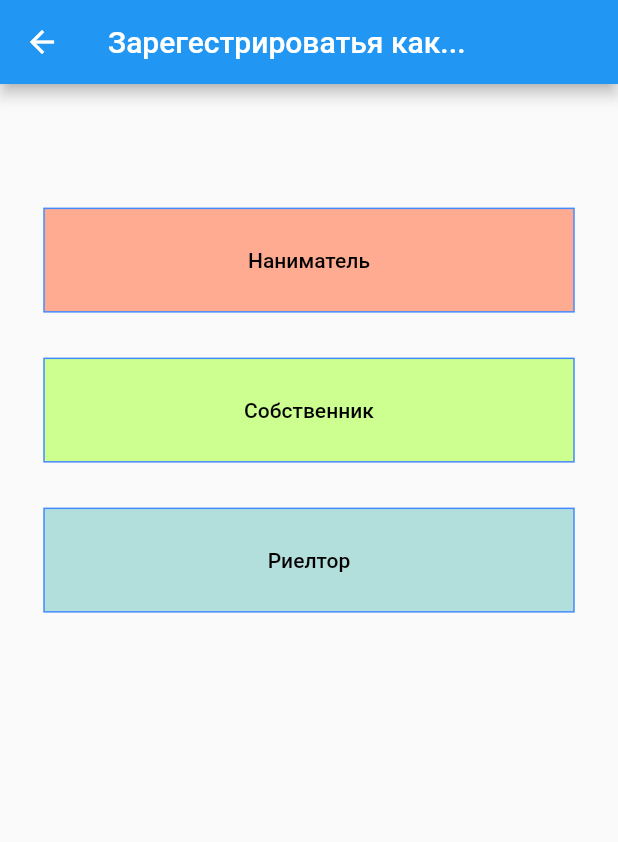
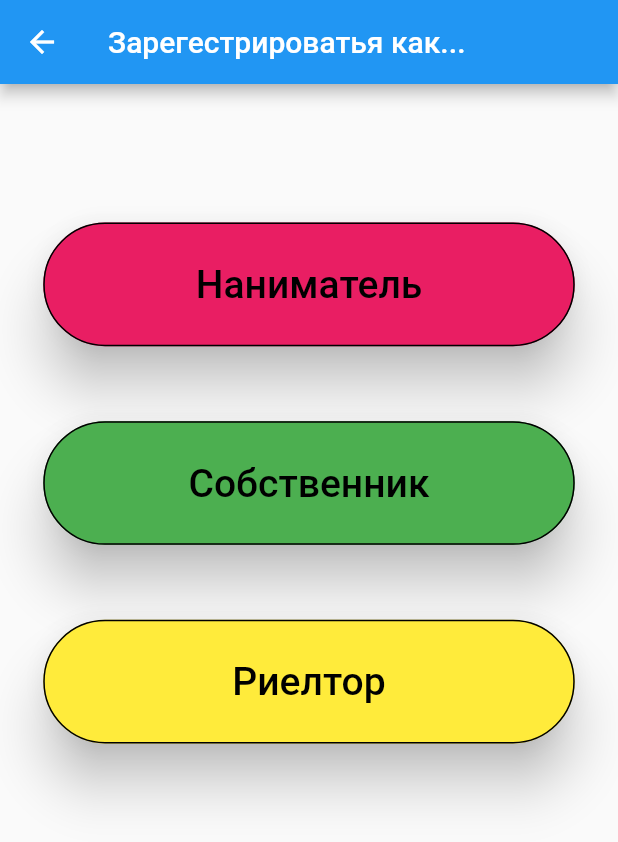
Before and after one commit to dmitryudin/alerent_client_app, a Flutter app: the RegisterScreen screen opened directly, on a phone screen of 412 x 824 dp. Shown: the top 842 px of the screen. Run offline on Flutter 3.47's test engine with Material 2 defaults, Android fonts, the phone set to English and light mode, and no system bars; our stand-ins replace image_picker; network calls fail.

Commit message:
Стабильная версия с галереей

```diff
--- a/lib/register_screen/register_as_realtor.dart
+++ b/lib/register_screen/register_as_realtor.dart
@@ -68,10 +68,12 @@ class MyScreen extends State<RegisterScreenAsRealtor>{
                   child: GestureDetector(
                       onTap: ()  async {
                         image = await _picker.pickImage(source: ImageSource.gallery);
-                        _user.imageBytes = File(image!.path).readAsBytesSync();
+
+
                         avatar='Аватар';
 
                         setState(() {
+                          _user.photo.add(File(image!.path));
                         });
                       },
                       child: Column(
--- a/lib/register_screen/register_screen.dart
+++ b/lib/register_screen/register_screen.dart
@@ -1,34 +1,26 @@
-import 'dart:io';
 import 'package:client/mainscreen/main_screen_owner.dart';
 import 'package:client/register_screen/register_as_realtor.dart';
 import 'package:client/register_screen/register_as_user.dart';
 import 'package:flutter/cupertino.dart';
 import 'package:flutter/material.dart';
-import 'package:image_picker/image_picker.dart';
+
 import '../users/user_object.dart';
 
-class RegisterScreen extends StatefulWidget{
+class RegisterScreen extends StatefulWidget {
   const RegisterScreen({Key? key}) : super(key: key);
 
   @override
   MyScreen createState() {
-
     return MyScreen();
   }
-
 }
 
-
-class MyScreen extends State<RegisterScreen>{
-  final ImagePicker _picker = ImagePicker();
-  XFile? image;
-  static String avatar = 'Загрузите аватарку';
-  User _user = User();
-
+class MyScreen extends State<RegisterScreen> {
   @override
   void initState() {
     super.initState();
   }
+
   @override
   Widget build(BuildContext context) {
     double width = MediaQuery.of(context).size.width;
@@ -39,65 +31,104 @@ class MyScreen extends State<RegisterScreen>{
           title: const Text('Зарегестрироватья как...'),
         ),
         body: ListView(
-            padding: EdgeInsets.symmetric(vertical: height*0.1, horizontal: width*0.07),
+            padding: EdgeInsets.symmetric(
+                vertical: height * 0.1, horizontal: width * 0.07),
             children: <Widget>[
               Container(
-                  decoration: BoxDecoration(
-                      border: Border.all(color: Colors.blueAccent),
-                      color: Colors.deepOrange[200],
-                  ),
-                  padding: const EdgeInsets.symmetric(vertical: 10, horizontal: 0),
+                  padding:
+                      const EdgeInsets.symmetric(vertical: 10, horizontal: 0),
                   child: TextButton(
+                    style: ButtonStyle(
+                        fixedSize: MaterialStateProperty.all(
+                            Size(height * 0.5, height * 0.1)),
+                        elevation: MaterialStateProperty.all(15),
+                        backgroundColor:
+                            MaterialStateProperty.all(Colors.pink),
+                        shape:
+                            MaterialStateProperty.all<RoundedRectangleBorder>(
+                          RoundedRectangleBorder(
+                            borderRadius: BorderRadius.circular(50.0),
+                            side: BorderSide(color: Colors.black),
+                          ),
+                        )),
+                    child: const Text("Наниматель",
+                        style: TextStyle(
+                          color: Colors.black, // зеленый цвет текста
+                          fontSize: 26, // высота шрифта 26
+                          // черный цвет фона текста
+                        )),
+                    onPressed: () {
+                      setState(() {});
 
+                      Navigator.push(
+                          context,
+                          MaterialPageRoute(
+                              builder: (context) => RegisterScreenAsUser()));
+                    },
+                  )),
+              Container(
+                  margin:
+                      const EdgeInsets.symmetric(vertical: 30, horizontal: 0),
+                  decoration: BoxDecoration(),
+                  padding:
+                      const EdgeInsets.symmetric(vertical: 10, horizontal: 0),
+                  child: TextButton(
                     style: ButtonStyle(
-                      foregroundColor: MaterialStateProperty.all<Color>(Colors.black),
-                    ),
-                    child:const Text("Наниматель"),
+                        fixedSize: MaterialStateProperty.all(
+                            Size(height * 0.5, height * 0.1)),
+                        elevation: MaterialStateProperty.all(15),
+                        backgroundColor:
+                            MaterialStateProperty.all(Colors.green),
+                        shape:
+                            MaterialStateProperty.all<RoundedRectangleBorder>(
+                          RoundedRectangleBorder(
+                            borderRadius: BorderRadius.circular(50.0),
+                            side: BorderSide(color: Colors.black),
+                          ),
+                        )),
+                    child: const Text("Собственник",
+                        style: TextStyle(
+                          color: Colors.black, // зеленый цвет текста
+                          fontSize: 26, // высота шрифта 26
+                          // черный цвет фона текста
+                        )),
                     onPressed: () {
-                      Navigator.push(context, MaterialPageRoute(builder: (context) => RegisterScreenAsUser()));
-                    },)
-              ),
+                      Navigator.push(
+                          context,
+                          MaterialPageRoute(
+                              builder: (context) => RegisterScreenAsOwner()));
+                    },
+                  )),
               Container(
-                  margin: const EdgeInsets.symmetric(vertical: 30, horizontal: 0),
-                  decoration: BoxDecoration(
-                      color: Colors.lightGreenAccent[100],
-                      border: Border.all(color: Colors.blueAccent)
-                  ),
-                  padding: const EdgeInsets.symmetric(vertical: 10, horizontal: 0),
+                  padding:
+                      const EdgeInsets.symmetric(vertical: 10, horizontal: 0),
                   child: TextButton(
-
                     style: ButtonStyle(
-                      foregroundColor: MaterialStateProperty.all<Color>(Colors.black),
-                    ),
-                    child:const Text("Собственник"),
+                        fixedSize: MaterialStateProperty.all(
+                            Size(height * 0.5, height * 0.1)),
+                        elevation: MaterialStateProperty.all(15),
+                        backgroundColor:
+                            MaterialStateProperty.all(Colors.yellow),
+                        shape:
+                            MaterialStateProperty.all<RoundedRectangleBorder>(
+                          RoundedRectangleBorder(
+                            borderRadius: BorderRadius.circular(50.0),
+                            side: BorderSide(color: Colors.black),
+                          ),
+                        )),
+                    child: const Text("Риелтор",
+                        style: TextStyle(
+                          color: Colors.black, // зеленый цвет текста
+                          fontSize: 26, // высота шрифта 26
+                          // черный цвет фона текста
+                        )),
                     onPressed: () {
-                      Navigator.push(context, MaterialPageRoute(builder: (context) => RegisterScreenAsOwner()));
-                    },)
-              ),
-              Container(
-                  decoration: BoxDecoration(
-                      border: Border.all(color: Colors.blueAccent),
-                      color: Colors.teal[100],
-                  ),
-                  padding: const EdgeInsets.symmetric(vertical: 10, horizontal: 0),
-                  child: TextButton(
-
-                    style: ButtonStyle(
-                      foregroundColor: MaterialStateProperty.all<Color>(Colors.black),
-                    ),
-                    child:const Text("Риелтор"),
-                    onPressed: () {
-                      Navigator.push(context, MaterialPageRoute(builder: (context) => RegisterScreenAsRealtor()));
-                    },)
-              ),
-
-            ]
-        )
-    )
-
-
-
-    );
+                      Navigator.push(
+                          context,
+                          MaterialPageRoute(
+                              builder: (context) => RegisterScreenAsRealtor()));
+                    },
+                  )),
+            ])));
   }
-
 }
--- a/lib/users/user_object.dart
+++ b/lib/users/user_object.dart
@@ -1,19 +1,20 @@
 import 'dart:convert';
+import 'dart:io' as dio;
+import 'package:http/http.dart' as http;
 
-import 'package:http/http.dart' as http;
 
 class User {
 
   Future<User> registration() async {
-    photo = base64Encode(imageBytes!);
+
+    User _user = User();
+
     final response = await http.post(
-      Uri.parse('http://192.168.0.105:50/client/registration'),
+      Uri.parse('http://192.168.43.246:5050/client/registration'),
       headers: <String, String>{
         'Content-Type': 'application/json; charset=UTF-8',
       },
-      body: jsonEncode(<String, String>{
-        'title': photo,
-      }),
+      body: jsonEncode(toJson())
     );
 
     if (response.statusCode == 201) {
@@ -29,7 +30,7 @@ class User {
 
   Future<User> get_data(String title) async {
     final response = await http.post(
-      Uri.parse('http://192.168.0.105:50/client/get_profile'),
+      Uri.parse('http://192.168.43.246:5050/client/get_profile'),
       headers: <String, String>{
         'Content-Type': 'application/json; charset=UTF-8',
       },
@@ -51,6 +52,7 @@ class User {
 
   static final User _user = User._internal();
   int id=0;
+  List<String> photo_str = [];
   String first_name='';
   String last_name='';
   String phone='';
@@ -58,7 +60,7 @@ class User {
   String dateOfBurn='';
   String passport='';
   double rating=0.0;
-  String photo='';
+  List<dio.File> photo=[];
   String qr='';
   String token='';
   String date_of_registration='';
@@ -71,11 +73,16 @@ class User {
         rating=json['rating'], photo=json['photo'], qr=json['qr'], token=json['token'],
         date_of_registration=json['date_of_registration'], is_verified=json['is_verified'];
 
-  Map<String, dynamic> toJson() => {
+  Map<String, dynamic> toJson() {
+    photo_str = [];
+    for (var el in photo){
+      photo_str.add(base64Encode(el.readAsBytesSync()));
+    }
+    return {
     'first_name': first_name, 'last_name':last_name, 'phone':phone, 'email':email,
-    'dateOfBurn':dateOfBurn, 'passport':passport, 'rating':rating, 'photo':photo,
+    'dateOfBurn':dateOfBurn, 'passport':passport, 'rating':rating, 'photo':photo_str,
     'qr':qr, 'token':token, 'date_of_registration':date_of_registration, 'is_verified':is_verified
-  };
+  };}
 
   factory User() {
     return _user;
```
Also changed, not shown: lib/my_widgets/gallery.dart (+76 -0 lines), lib/my_widgets/picture.dart (added, +57 -0 lines), lib/register_screen/register_as_user.dart (+5 -33 lines), lib/users/passport_object.dart (added).
